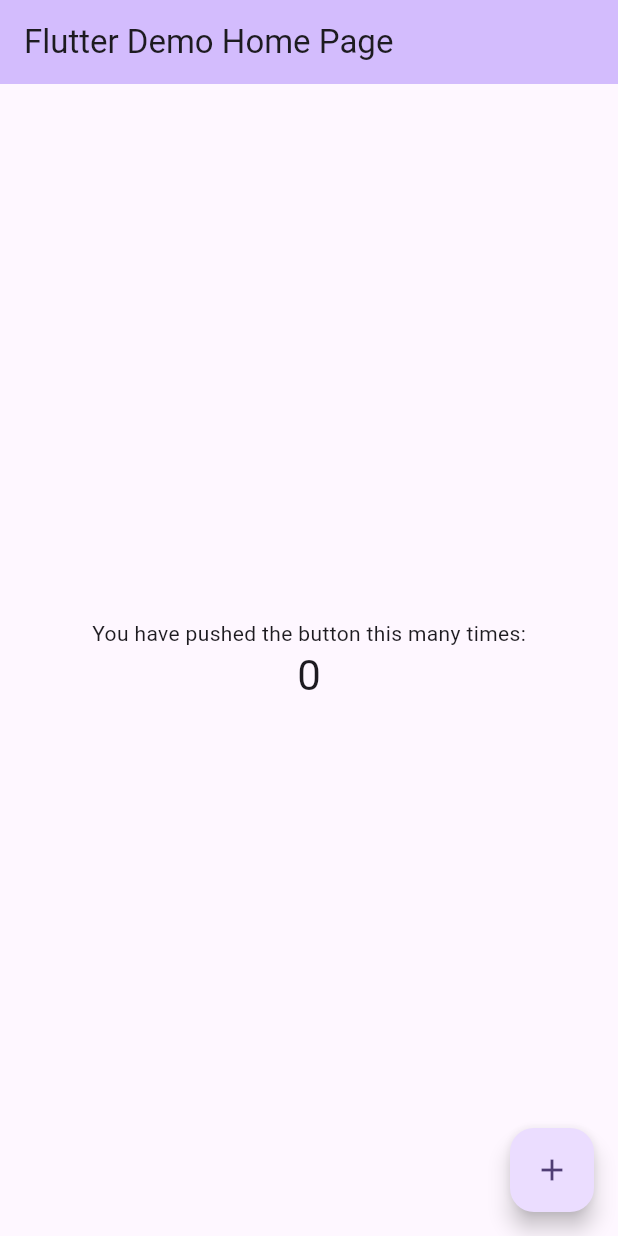
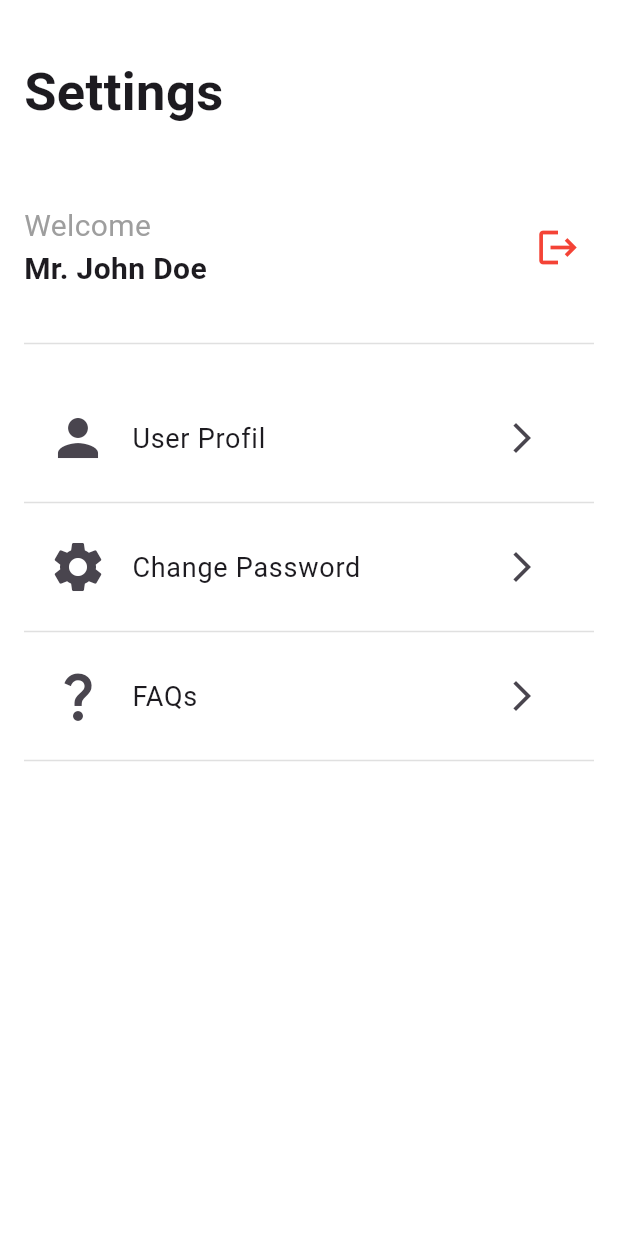
Before and after one commit to irfanfuadi1/flutter_pertama, a Flutter app: the screen it shows after launch, on a phone screen of 412 x 824 dp. Run offline on Flutter 3.47's test engine with Material 3 defaults, Android fonts, the phone set to English and light mode, and no system bars.

Commit message:
video4-Dart (asynchronous)

```diff
--- a/lib/main.dart
+++ b/lib/main.dart
@@ -1,4 +1,5 @@
 import 'package:flutter/material.dart';
+import 'package:flutter_pertama/profile_page.dart';
 
 void main() {
   runApp(const MyApp());
@@ -30,7 +31,7 @@ class MyApp extends StatelessWidget {
         // tested with just a hot reload.
         colorScheme: .fromSeed(seedColor: Colors.deepPurple),
       ),
-      home: const MyHomePage(title: 'Flutter Demo Home Page'),
+      home: MyProfil(),
     );
   }
 }
--- /dev/null
+++ b/lib/profile_page.dart
@@ -0,0 +1,101 @@
+import 'package:flutter/material.dart';
+
+class MyProfil extends StatefulWidget {
+  const MyProfil({super.key});
+
+  @override
+  State<MyProfil> createState() => _MyProfilState();
+}
+
+class _MyProfilState extends State<MyProfil> {
+  @override
+  Widget build(BuildContext context) {
+    return Scaffold(
+      backgroundColor: Colors.white,
+      body: Padding(
+        padding: const EdgeInsets.all(16.0),
+        child: Column(
+          crossAxisAlignment: .start,
+          children: [
+            SizedBox(height: 20),
+            // column 1
+            Text(
+              'Settings',
+              style: TextStyle(fontSize: 35, fontWeight: FontWeight.bold),
+            ),
+            SizedBox(height: 50),
+            // column 2
+            Row(
+              children: [
+                // row 1
+                // row 2
+                Column(
+                  crossAxisAlignment: CrossAxisAlignment.start,
+                  children: [
+                    Text(
+                      'Welcome',
+                      style: TextStyle(color: Colors.grey, fontSize: 20),
+                    ),
+                    Text(
+                      'Mr. John Doe',
+                      style: TextStyle(
+                        fontWeight: FontWeight.bold,
+                        fontSize: 20,
+                      ),
+                    ),
+                  ],
+                ),
+                Spacer(),
+
+                // row 3
+                IconButton(
+                  onPressed: () {},
+                  icon: Icon(Icons.logout, size: 30, color: Colors.red),
+                ),
+              ],
+            ),
+            // Divider
+            Divider(color: Colors.grey.shade300, height: 70),
+            ListTile(
+              leading: Icon(Icons.person, size: 40),
+              title: Text(
+                'User Profil',
+                style: TextStyle(fontSize: 18, fontWeight: FontWeight.w400),
+              ),
+              trailing: IconButton(
+                onPressed: () {},
+                icon: Icon(Icons.arrow_forward_ios),
+              ),
+            ),
+            Divider(color: Colors.grey.shade300, height: 30),
+            ListTile(
+              leading: Icon(Icons.settings, size: 40),
+              title: Text(
+                'Change Password',
+                style: TextStyle(fontSize: 18, fontWeight: FontWeight.w400),
+              ),
+              trailing: IconButton(
+                onPressed: () {},
+                icon: Icon(Icons.arrow_forward_ios),
+              ),
+            ),
+            Divider(color: Colors.grey.shade300, height: 30),
+            ListTile(
+              leading: Icon(Icons.question_mark, size: 40),
+              title: Text(
+                'FAQs',
+                style: TextStyle(fontSize: 18, fontWeight: FontWeight.w400),
+              ),
+              trailing: IconButton(
+                onPressed: () {},
+                icon: Icon(Icons.arrow_forward_ios),
+              ),
+            ),
+            Divider(color: Colors.grey.shade300, height: 30
+            ),
+          ],
+        ),
+      ),
+    );
+  }
+}
```
Also changed, not shown: lib/async.dart (added, +47 -0 lines).
